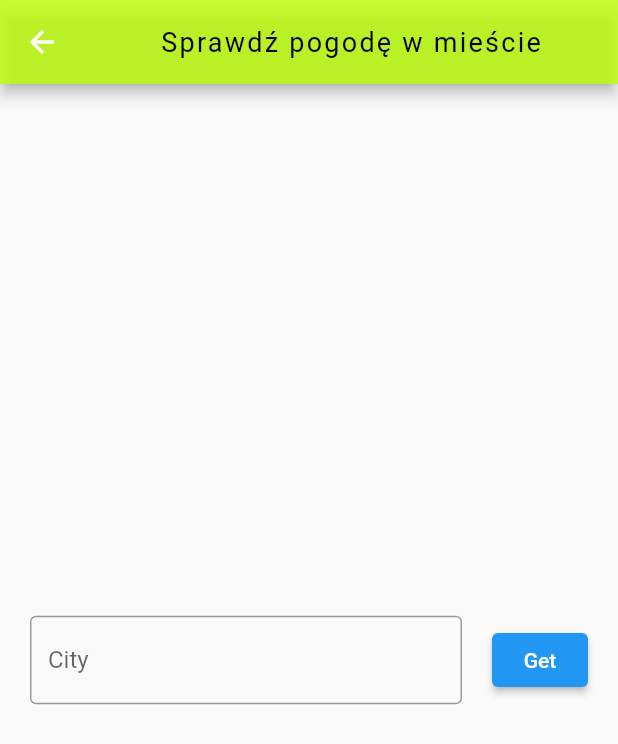
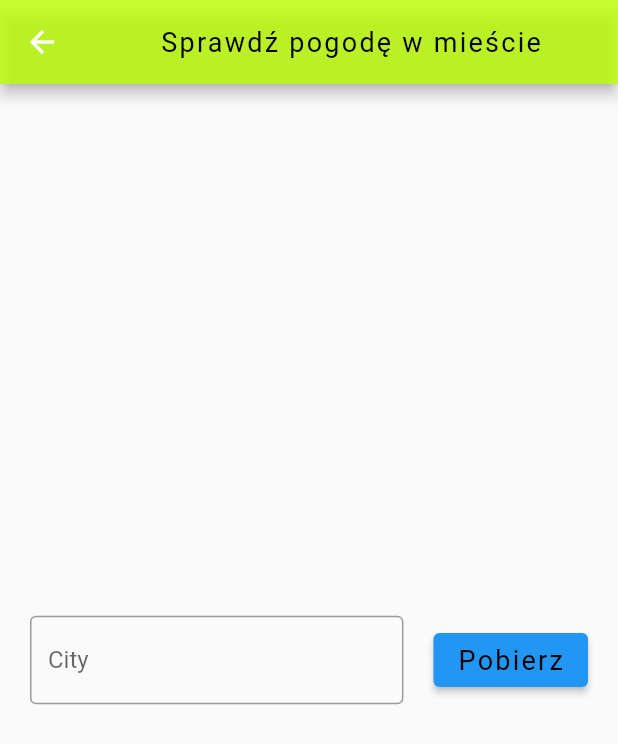
Before and after one commit to grzegorzcichon/Cze-wa_apk, a Flutter app: the WeatherHomePage screen opened directly, on a phone screen of 412 x 824 dp. Shown: the top 744 px of the screen. Run offline on Flutter 3.47's test engine with Material 2 defaults, Android fonts, the phone set to English and light mode, and no system bars; our stand-ins replace bloc, cached_network_image, device_info_plus, dio, flutter_bloc, full_screen_image_null_safe and 1 more.

Commit message:
Add Dio to Weather Repository

```diff
--- a/lib/resources/strings/strings.dart
+++ b/lib/resources/strings/strings.dart
@@ -47,6 +47,7 @@ class Buttons {
   final String gotowatherforecast = "Sprawdż pronozę pogody";
   final String reloaddata = "Odśwież dane";
   final String close = "zamknij";
+  final String getweather = 'Pobierz';
 }
 
 class Errors {
--- a/lib/views/weather/main/weather_homepage.dart
+++ b/lib/views/weather/main/weather_homepage.dart
@@ -4,6 +4,7 @@ import 'package:flutter/cupertino.dart';
 import 'package:flutter/material.dart';
 import 'package:flutter_bloc/flutter_bloc.dart';
 
+import '../../../resources/strings/strings.dart';
 import '../../../widgets/text_styles.dart';
 import '../cubit/enums.dart';
 import '../cubit/weather_cubit.dart';
@@ -126,7 +127,10 @@ class _SearchWidget extends StatelessWidget {
                   .read<WeatherCubit>()
                   .getWeatherModel(city: _controller.text);
             },
-            child: const Text('Get'),
+            child: Text(Str.buttons.getweather,
+                style: TextStyles.overline(
+                    color: Theme.of(context).colorScheme.fontblacktext,
+                    context: context)),
           ),
         ],
       ),
--- a/lib/views/weather/repository/weather_repository.dart
+++ b/lib/views/weather/repository/weather_repository.dart
@@ -1,9 +1,13 @@
 import 'package:czestochowa_app/views/weather/model/weather_model.dart';
+import 'package:dio/dio.dart';
 
 class WeatherRepository {
   Future<WeatherModel?> getWeatherModel({
     required String city,
   }) async {
-    return const WeatherModel(temperature: -10, city: 'Czestochowa');
+    final response = await Dio().get(
+        'http://api.weatherapi.com/v1/current.json?key=bad6992f8a184659840180617222012 &q=Czestochowa&aqi=yes');
+    print(response.data);
+    return const WeatherModel(temperature: -100, city: 'Czestochwa');
   }
 }
--- a/pubspec.yaml
+++ b/pubspec.yaml
@@ -26,6 +26,7 @@ dependencies:
   full_screen_image_null_safe: ^2.0.0
   url_launcher: ^5.2.7
   device_info_plus: ^8.0.0
+  dio: ^4.0.6
 
 dev_dependencies:
   flutter_test:
```
Also changed, not shown: pubspec.lock.
